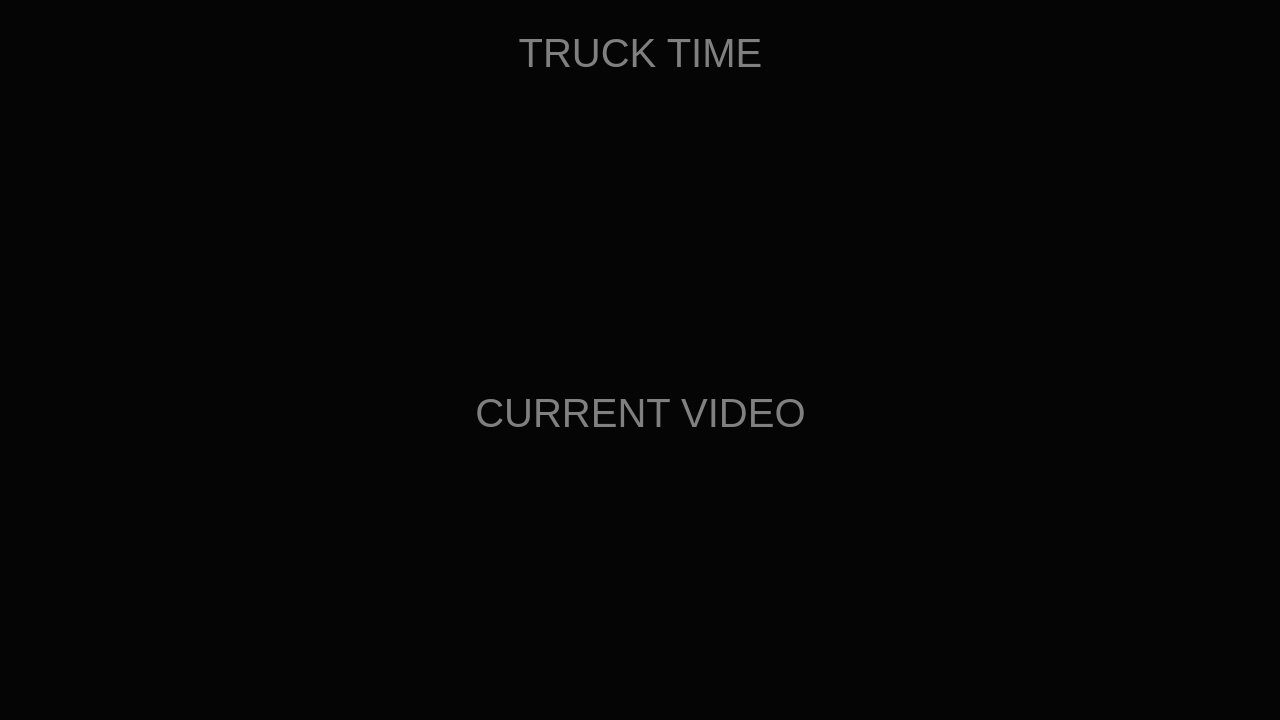
The window that src/mainwindow.ui (petrix/timer) describes before a commit, drawn with Qt 5.
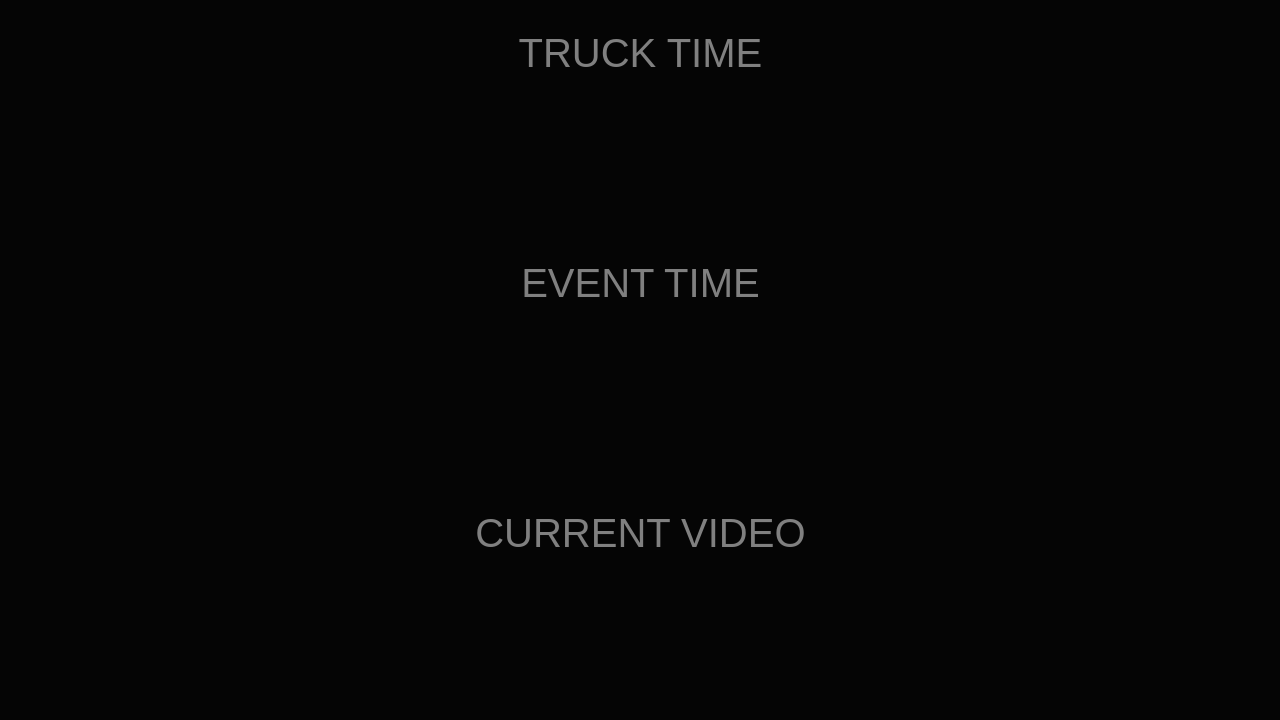
The same window after the commit. Icons and pictures are not drawn.

Patch:
```diff
--- a/src/mainwindow.ui
+++ b/src/mainwindow.ui
@@ -118,6 +118,52 @@
         </layout>
        </widget>
       </item>
+	     
+	     <item>
+       <widget class="QWidget" name="panel_2" native="true">
+        <property name="sizePolicy">
+         <sizepolicy hsizetype="Preferred" vsizetype="Preferred">
+          <horstretch>0</horstretch>
+          <verstretch>1</verstretch>
+         </sizepolicy>
+        </property>
+        <property name="minimumSize">
+         <size>
+          <width>0</width>
+          <height>40</height>
+         </size>
+        </property>
+        <layout class="QVBoxLayout" name="_4">
+         <property name="spacing">
+          <number>0</number>
+         </property>
+         <property name="leftMargin">
+          <number>30</number>
+         </property>
+         <property name="topMargin">
+          <number>20</number>
+         </property>
+         <property name="rightMargin">
+          <number>30</number>
+         </property>
+         <property name="bottomMargin">
+          <number>30</number>
+         </property>
+         <item>
+          <widget class="QLabel" name="label_2">
+           <property name="text">
+            <string>EVENT TIME</string>
+           </property>
+           <property name="alignment">
+            <set>Qt::AlignHCenter|Qt::AlignTop</set>
+           </property>
+          </widget>
+         </item>
+        </layout>
+       </widget>
+      </item>
+	     
+	     
       <item>
        <widget class="QWidget" name="panel_3" native="true">
         <property name="sizePolicy">
```
Left out of the diff: 15 changed lines with no effect on the pictures.
